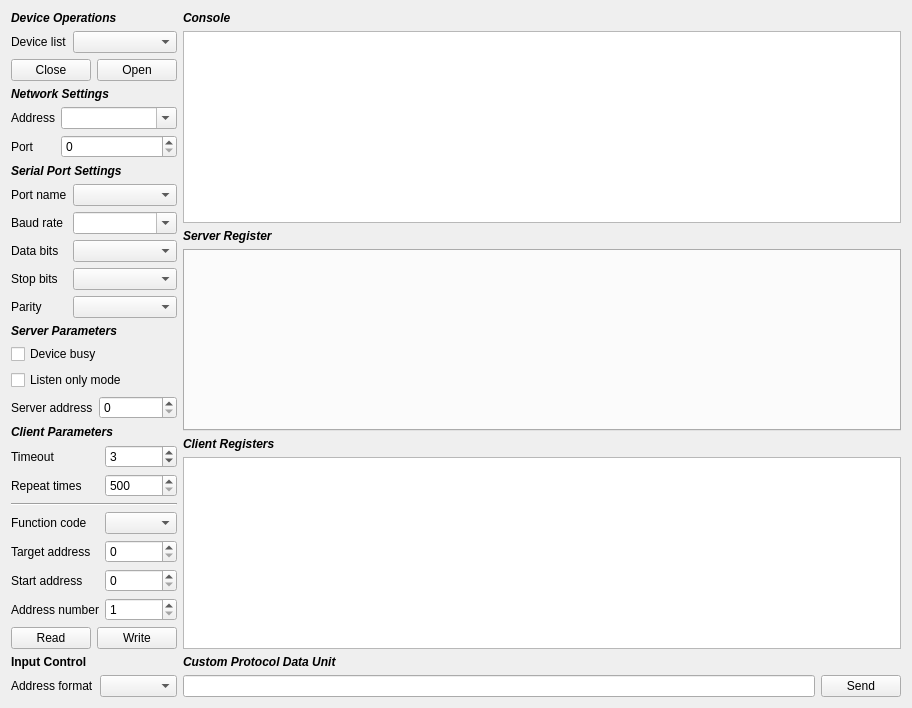
Qt form Source/Tools/Modbus/ModbusAssistant.ui (x-tools-author/x-tools) before a commit.
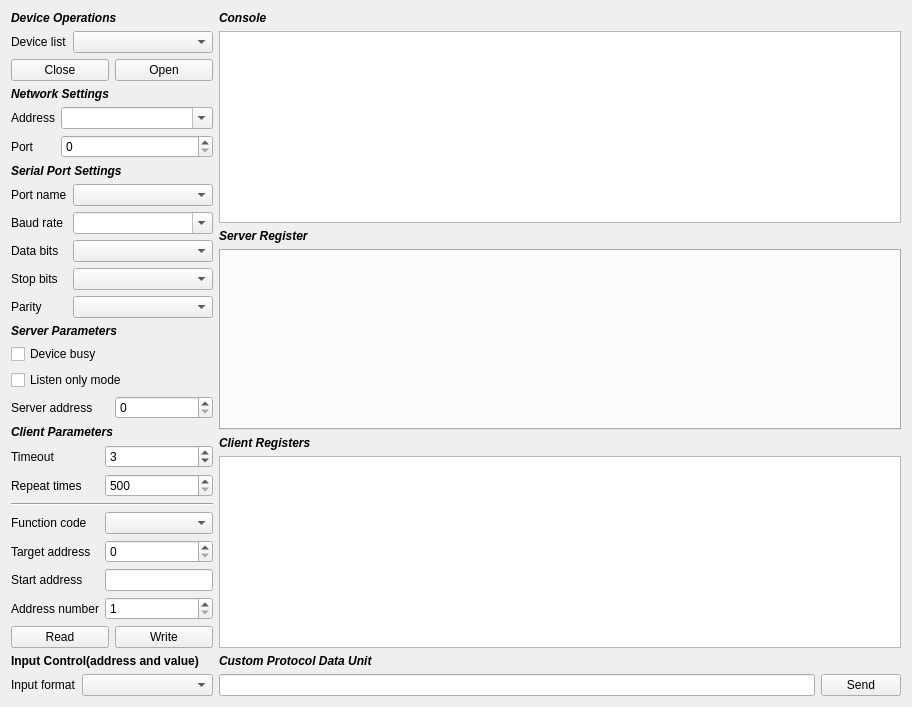
The same form after that commit.

```diff
--- a/Source/Tools/Modbus/ModbusAssistant.ui
+++ b/Source/Tools/Modbus/ModbusAssistant.ui
@@ -601,19 +601,6 @@
           </property>
          </widget>
         </item>
-        <item row="6" column="1">
-         <widget class="QSpinBox" name="spinBoxStartAddress">
-          <property name="sizePolicy">
-           <sizepolicy hsizetype="Minimum" vsizetype="Fixed">
-            <horstretch>0</horstretch>
-            <verstretch>0</verstretch>
-           </sizepolicy>
-          </property>
-          <property name="maximum">
-           <number>65535</number>
-          </property>
-         </widget>
-        </item>
         <item row="6" column="0">
          <widget class="QLabel" name="label_19">
           <property name="sizePolicy">
@@ -699,6 +686,16 @@
           </property>
          </widget>
         </item>
+        <item row="6" column="1">
+         <widget class="QLineEdit" name="lineEditStartAddress">
+          <property name="sizePolicy">
+           <sizepolicy hsizetype="Fixed" vsizetype="Fixed">
+            <horstretch>0</horstretch>
+            <verstretch>0</verstretch>
+           </sizepolicy>
+          </property>
+         </widget>
+        </item>
        </layout>
       </widget>
      </item>
@@ -710,7 +707,7 @@
         </font>
        </property>
        <property name="text">
-        <string>Input Control</string>
+        <string>Input Control(address and value)</string>
        </property>
       </widget>
      </item>
@@ -725,7 +722,7 @@
           </sizepolicy>
          </property>
          <property name="text">
-          <string>Address format</string>
+          <string>Input format</string>
          </property>
         </widget>
        </item>
```
